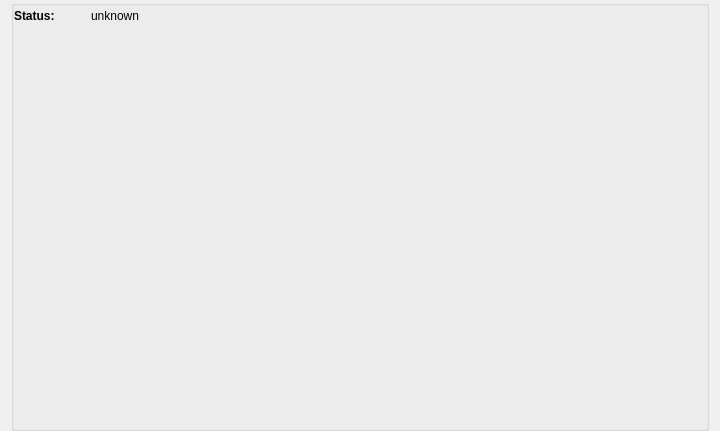
Before: the Qt Designer form src/ATE_spyder/ate_spyder_lab_control/widgets/gui_widget.ui in Semi-ATE/Semi-ATE, drawn with Qt 5.
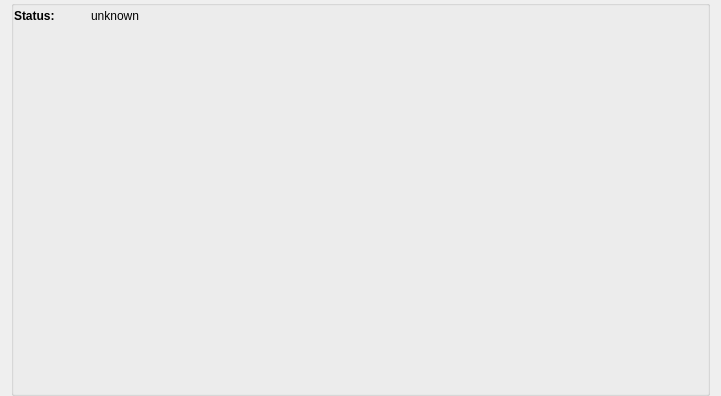
After: the same form once the commit is applied.

Commit message: add creating buttons for each actuator

The edit to the form file:
```diff
--- a/src/ATE_spyder/ate_spyder_lab_control/widgets/gui_widget.ui
+++ b/src/ATE_spyder/ate_spyder_lab_control/widgets/gui_widget.ui
@@ -6,8 +6,8 @@
    <rect>
     <x>0</x>
     <y>0</y>
-    <width>720</width>
-    <height>431</height>
+    <width>721</width>
+    <height>396</height>
    </rect>
   </property>
   <property name="windowTitle">
@@ -113,8 +113,8 @@
          </layout>
         </item>
         <item>
-         <layout class="QHBoxLayout" name="horizontalLayout_2">
-          <item>
+         <layout class="QGridLayout" name="gridLayout">
+          <item row="0" column="0">
            <widget class="QFrame" name="frame">
             <property name="enabled">
              <bool>true</bool>
@@ -125,20 +125,7 @@
               <verstretch>0</verstretch>
              </sizepolicy>
             </property>
-            <layout class="QFormLayout" name="formLayout">
-             <property name="leftMargin">
-              <number>0</number>
-             </property>
-             <property name="topMargin">
-              <number>0</number>
-             </property>
-             <property name="rightMargin">
-              <number>0</number>
-             </property>
-             <property name="bottomMargin">
-              <number>0</number>
-             </property>
-            </layout>
+            <layout class="QFormLayout" name="formLayout"/>
            </widget>
           </item>
          </layout>
```
The commit also changes 2 other files.
